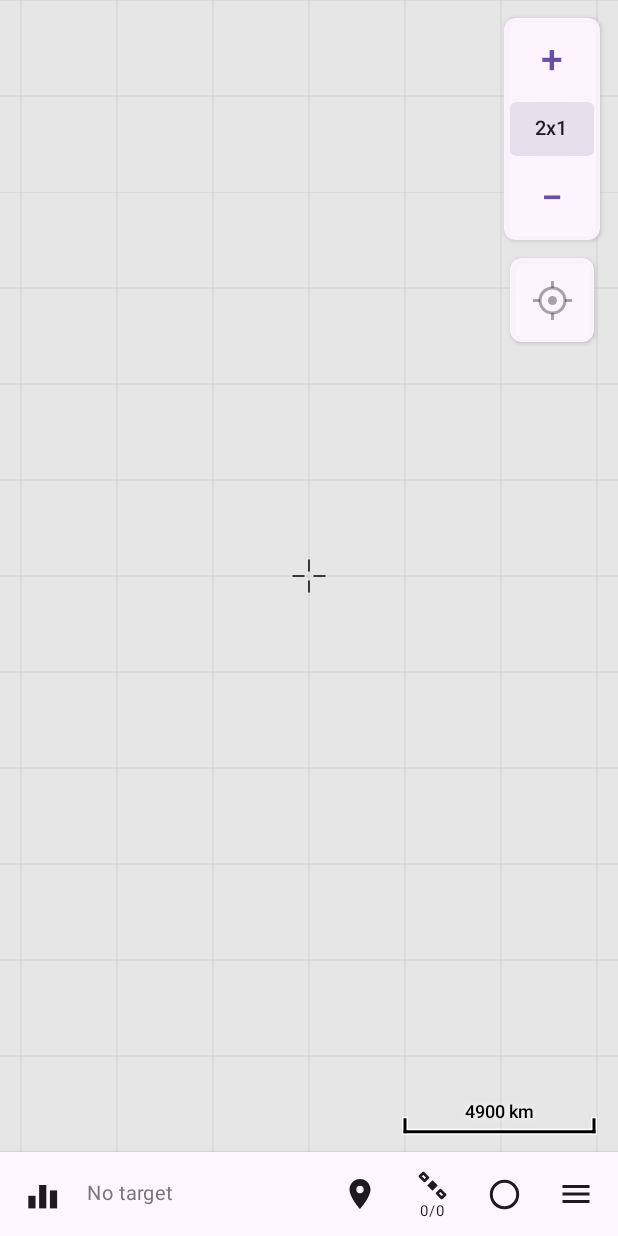
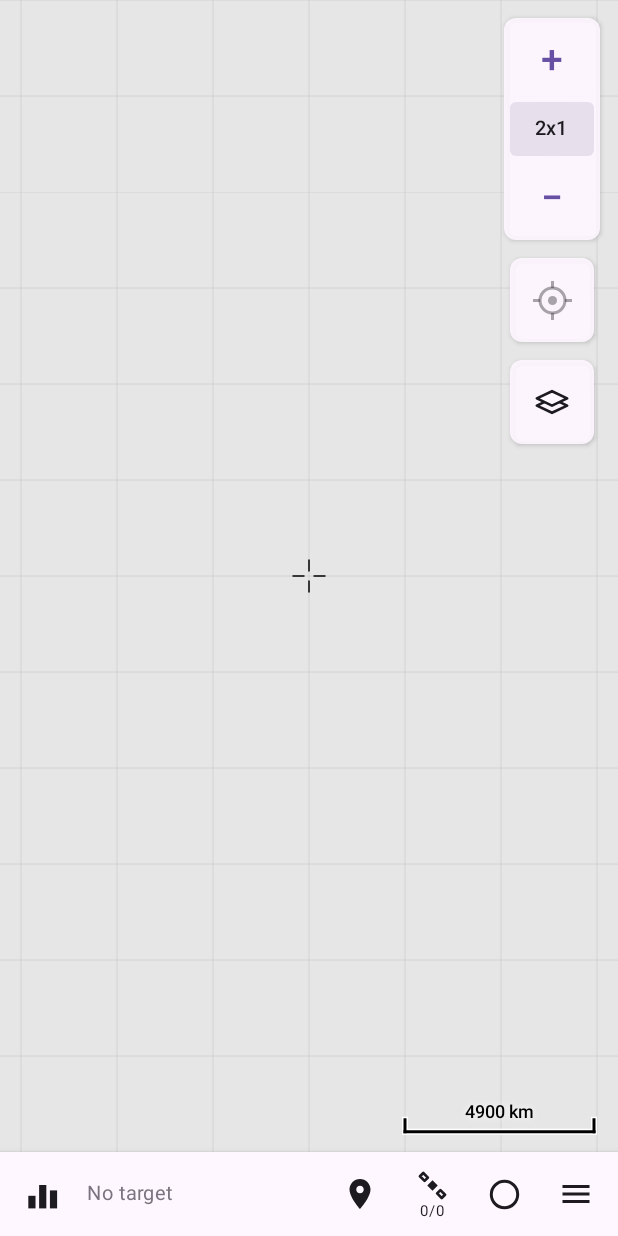
Before and after one commit to hdevillepoix/CartoGliss, an Android app built with Jetpack Compose: the screen it shows after launch (MainActivity), after a tap on "App storage", on a phone screen of 412 x 824 dp. Run offline under Robolectric (Android 15) with nearby library versions, the phone set to English and light mode, and no system bars.

Commit message:
Layers button on the map: starred sources by short name, More… opens the source list

```diff
--- a/app/src/main/java/app/cartogliss/tiles/TileSource.kt
+++ b/app/src/main/java/app/cartogliss/tiles/TileSource.kt
@@ -30,7 +30,11 @@ data class TileSource(
     val headers: Map<String, String> = emptyMap(),
     val builtIn: Boolean = false,
     val notes: String = "",
+    /** Short label for the map's layers popup; falls back to [name]. */
+    val shortName: String? = null,
 ) {
+    val label: String get() = shortName?.takeIf { it.isNotBlank() } ?: name
+
     /** True when tile (z, x, y) intersects [coverage] (always true without a coverage box). */
     fun covers(z: Int, x: Int, y: Int): Boolean {
         val c = coverage ?: return true
@@ -98,13 +102,14 @@ data class SourceDto(
     val coverage: LatLonBox? = null,
     val headers: Map<String, String> = emptyMap(),
     val notes: String = "",
+    val shortName: String? = null,
 ) {
     fun toSource(builtIn: Boolean) = TileSource(
         id = id, name = name, category = category, urlTemplate = urlTemplate, subdomains = subdomains,
         tileSize = tileSize, minZoom = minZoom, maxZoom = maxZoom,
         keyProvider = keyProvider?.let { kp -> KeyProvider.entries.first { it.name.equals(kp, ignoreCase = true) } },
         customKey = customKey, attribution = attribution, bulkDownloadAllowed = bulkDownloadAllowed,
-        coverage = coverage, headers = headers, builtIn = builtIn, notes = notes,
+        coverage = coverage, headers = headers, builtIn = builtIn, notes = notes, shortName = shortName,
     )
 
     companion object {
@@ -113,6 +118,7 @@ data class SourceDto(
             tileSize = s.tileSize, minZoom = s.minZoom, maxZoom = s.maxZoom,
             keyProvider = s.keyProvider?.name?.lowercase(), customKey = s.customKey, attribution = s.attribution,
             bulkDownloadAllowed = s.bulkDownloadAllowed, coverage = s.coverage, headers = s.headers, notes = s.notes,
+            shortName = s.shortName,
         )
     }
 }
@@ -142,5 +148,6 @@ object BuiltInSources {
         bulkDownloadAllowed = false,
         builtIn = true,
         notes = "OSMF tile usage policy: no bulk downloading.",
+        shortName = "OSM",
     )
 }
--- /dev/null
+++ b/app/src/main/java/app/cartogliss/ui/map/LayersButton.kt
@@ -0,0 +1,91 @@
+package app.cartogliss.ui.map
+
+import androidx.compose.foundation.Canvas
+import androidx.compose.foundation.layout.Box
+import androidx.compose.foundation.layout.size
+import androidx.compose.foundation.shape.RoundedCornerShape
+import androidx.compose.material.icons.Icons
+import androidx.compose.material.icons.filled.Check
+import androidx.compose.material3.DropdownMenu
+import androidx.compose.material3.DropdownMenuItem
+import androidx.compose.material3.HorizontalDivider
+import androidx.compose.material3.Icon
+import androidx.compose.material3.IconButton
+import androidx.compose.material3.MaterialTheme
+import androidx.compose.material3.Surface
+import androidx.compose.material3.Text
+import androidx.compose.runtime.Composable
+import androidx.compose.runtime.getValue
+import androidx.compose.runtime.mutableStateOf
+import androidx.compose.runtime.remember
+import androidx.compose.runtime.setValue
+import androidx.compose.ui.Modifier
+import androidx.compose.ui.graphics.Color
+import androidx.compose.ui.graphics.Path
+import androidx.compose.ui.graphics.StrokeJoin
+import androidx.compose.ui.graphics.drawscope.Fill
+import androidx.compose.ui.graphics.drawscope.Stroke
+import androidx.compose.ui.semantics.contentDescription
+import androidx.compose.ui.semantics.semantics
+import androidx.compose.ui.text.font.FontWeight
+import androidx.compose.ui.unit.dp
+import app.cartogliss.tiles.TileSource
+
+/** One entry of the layers popup. [enabled] is false while the source's API key is missing. */
+data class LayerChoice(val source: TileSource, val enabled: Boolean)
+
+/**
+ * Map button that opens a short list of the starred base maps (short names, no categories), plus
+ * "More…" for the full list.
+ */
+@Composable
+fun LayersButton(choices: List<LayerChoice>, currentId: String, onSelect: (String) -> Unit, onMore: () -> Unit) {
+    var open by remember { mutableStateOf(false) }
+    Box {
+        Surface(
+            shape = RoundedCornerShape(8.dp),
+            color = MaterialTheme.colorScheme.surface.copy(alpha = 0.92f),
+            shadowElevation = 2.dp,
+        ) {
+            IconButton(onClick = { open = true }, modifier = Modifier.size(56.dp)) {
+                LayersIcon(MaterialTheme.colorScheme.onSurface, MaterialTheme.colorScheme.surface, Modifier.semantics { contentDescription = "Base map" })
+            }
+        }
+        DropdownMenu(expanded = open, onDismissRequest = { open = false }) {
+            choices.forEach { (src, enabled) ->
+                val selected = src.id == currentId
+                DropdownMenuItem(
+                    text = { Text(src.label, fontWeight = if (selected) FontWeight.SemiBold else FontWeight.Normal) },
+                    trailingIcon = if (selected) ({ Icon(Icons.Filled.Check, contentDescription = "Current map") }) else null,
+                    enabled = enabled,
+                    onClick = {
+                        open = false
+                        onSelect(src.id)
+                    },
+                )
+            }
+            if (choices.isNotEmpty()) HorizontalDivider()
+            DropdownMenuItem(text = { Text("More…") }, onClick = { open = false; onMore() })
+        }
+    }
+}
+
+/** Two stacked diamonds. */
+@Composable
+private fun LayersIcon(tint: Color, fill: Color, modifier: Modifier = Modifier) {
+    Canvas(modifier.size(24.dp)) {
+        val w = size.width
+        val h = size.height
+        fun diamond(cy: Float) = Path().apply {
+            moveTo(w * 0.5f, cy - h * 0.2f)
+            lineTo(w * 0.92f, cy)
+            lineTo(w * 0.5f, cy + h * 0.2f)
+            lineTo(w * 0.08f, cy)
+            close()
+        }
+        val stroke = Stroke(1.8.dp.toPx(), join = StrokeJoin.Round)
+        drawPath(diamond(h * 0.6f), tint, style = stroke)
+        drawPath(diamond(h * 0.4f), fill, style = Fill)
+        drawPath(diamond(h * 0.4f), tint, style = stroke)
+    }
+}
--- a/app/src/main/java/app/cartogliss/ui/nav/NavHost.kt
+++ b/app/src/main/java/app/cartogliss/ui/nav/NavHost.kt
@@ -58,6 +58,7 @@ fun CartoGlissNavHost() {
         composable(Routes.MAP) {
             MapScreen(
                 onOpenMenu = { go(Routes.MENU) },
+                onOpenSources = { go(Routes.SOURCES) },
                 onAddWaypoint = { lat, lon -> go(Routes.addWaypoint(lat, lon)) },
             )
         }
--- a/app/src/main/java/app/cartogliss/ui/screens/MapScreen.kt
+++ b/app/src/main/java/app/cartogliss/ui/screens/MapScreen.kt
@@ -5,6 +5,8 @@ import android.content.pm.PackageManager
 import android.os.Build
 import androidx.compose.material3.AlertDialog
 import app.cartogliss.ui.map.RecordMode
+import app.cartogliss.ui.map.LayerChoice
+import app.cartogliss.ui.map.LayersButton
 import androidx.compose.material3.TextButton
 import androidx.core.content.ContextCompat
 import app.cartogliss.tracks.TrackStats
@@ -95,22 +97,23 @@ private fun mapOverlay(fix: Fix?, heading: Heading?, target: Target?, nowNanos:
 }
 
 @Composable
-fun MapScreen(onOpenMenu: () -> Unit, onAddWaypoint: (lat: Double, lon: Double) -> Unit) {
+fun MapScreen(onOpenMenu: () -> Unit, onOpenSources: () -> Unit, onAddWaypoint: (lat: Double, lon: Double) -> Unit) {
     val repo = LocalContext.current.appContainer.settings
     val settings by repo.settings.collectAsStateWithLifecycle(initialValue = null)
     // Wait for stored settings so the map opens on the last viewport, not on a default.
-    settings?.let { MapContent(it, onOpenMenu, onAddWaypoint) }
+    settings?.let { MapContent(it, onOpenMenu, onOpenSources, onAddWaypoint) }
 }
 
 @OptIn(FlowPreview::class)
 @Composable
-private fun MapContent(initial: Settings, onOpenMenu: () -> Unit, onAddWaypoint: (Double, Double) -> Unit) {
+private fun MapContent(initial: Settings, onOpenMenu: () -> Unit, onOpenSources: () -> Unit, onAddWaypoint: (Double, Double) -> Unit) {
     val context = LocalContext.current
     val container = context.appContainer
     val scope = rememberCoroutineScope()
     val tilePx = with(LocalDensity.current) { TILE_DP.toPx() }
     val live by container.settings.settings.collectAsStateWithLifecycle(initial)
     val allSources by container.sources.sources.collectAsStateWithLifecycle()
+    val apiKeys by container.apiKeys.collectAsStateWithLifecycle()
     val source = remember(allSources, live.viewport.sourceId) { container.sources.resolve(live.viewport.sourceId) }
 
     var vp by remember { mutableStateOf(MapViewport.from(initial.viewport).clampZoom(source.minZoom, source.maxZoom)) }
@@ -276,6 +279,15 @@ private fun MapContent(initial: Settings, onOpenMenu: () -> Unit, onAddWaypoint:
                 CentreOnGpsButton(enabled = fix != null) {
                     fix?.let { vp = vp.centredOn(it.lat, it.lon) }
                 }
+                Spacer(Modifier.height(12.dp))
+                LayersButton(
+                    choices = allSources
+                        .filter { it.id in live.starredSources && !container.sources.isHidden(it.id) }
+                        .map { LayerChoice(it, it.missingKey(apiKeys) == null) },
+                    currentId = source.id,
+                    onSelect = { id -> scope.launch { container.settings.setSource(id) } },
+                    onMore = onOpenSources,
+                )
             }
 
             ScaleBar(
```
Also changed, not shown: app/src/main/assets/sources.json (+12 -0 lines), 1 other file.
